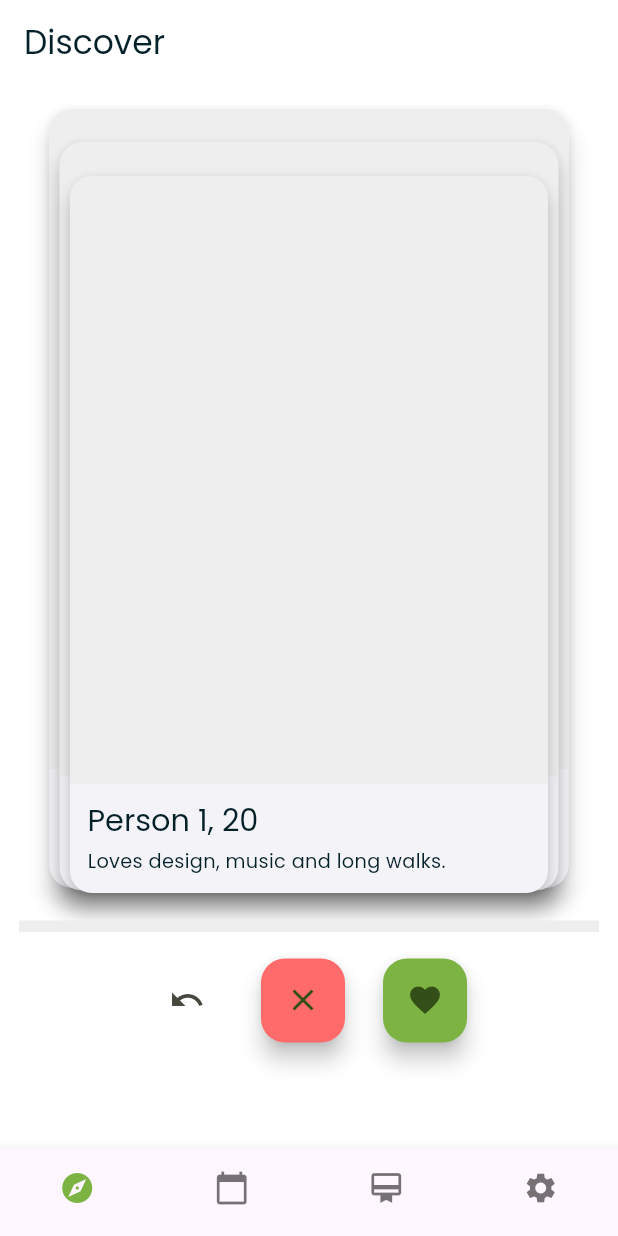
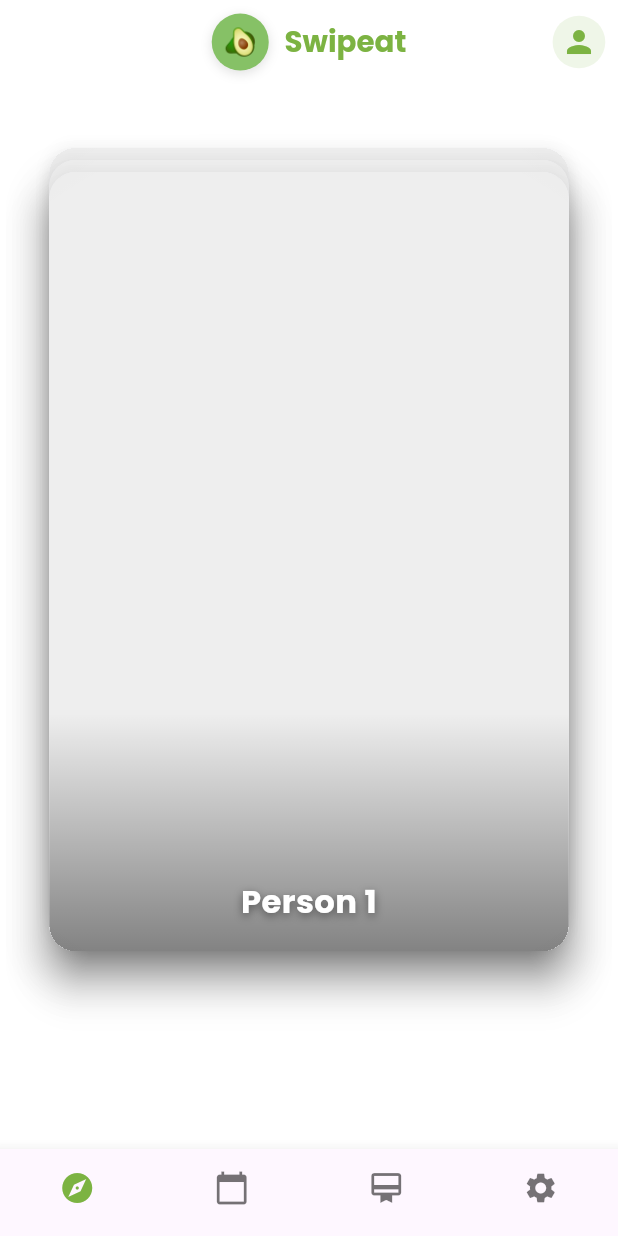
Before and after one commit to s4l1hs/Swipeat, a Flutter app: the screen it shows once a user with an empty profile is signed in, on a phone screen of 412 x 824 dp. Run offline on Flutter 3.47's test engine with Material 3 defaults, Android fonts, the phone set to English and light mode, and no system bars; our stand-ins replace firebase_auth, firebase_core, firebase_messaging, flutter_screenutil, google_fonts, google_sign_in and 1 more; accounts and stored records are empty; network calls fail.

Commit message:
Swipeat Logo etc Added to all Pages

```diff
--- a/swipeat_app/lib/main_screen.dart
+++ b/swipeat_app/lib/main_screen.dart
@@ -5,6 +5,7 @@ import 'pages/swipe_screen.dart';
 import 'pages/subscription_page.dart';
 import 'pages/plan_overview.dart';
 import 'pages/settings_page.dart';
+import 'widgets/swipeat_app_bar.dart';
 
 /// Main app shell with bottom navigation.
 class MainScreen extends StatefulWidget {
@@ -61,6 +62,7 @@ class _MainScreenState extends State<MainScreen> {
     ];
 
     return Scaffold(
+      appBar: const SwipeatAppBar(),
       body: SafeArea(child: pages[_selected]),
       bottomNavigationBar: BottomNavigationBar(
         currentIndex: _selected,
--- a/swipeat_app/lib/pages/swipe_screen.dart
+++ b/swipeat_app/lib/pages/swipe_screen.dart
@@ -91,12 +91,16 @@ class _SwipeScreenState extends State<SwipeScreen> {
   @override
   Widget build(BuildContext context) {
     return Scaffold(
-      appBar: AppBar(title: const Text('Discover')),
+      // No AppBar title — keep screen focused on the cards only
       body: SafeArea(
         child: Padding(
           padding: EdgeInsets.all(12.w),
           child: Column(
+            crossAxisAlignment: CrossAxisAlignment.stretch,
             children: [
+                // small spacer so the cards sit a bit lower on the screen (global app bar above)
+                SizedBox(height: 20.h),
+
               Expanded(
                 child: Center(
                   child: candidates.isEmpty
@@ -107,7 +111,7 @@ class _SwipeScreenState extends State<SwipeScreen> {
                         ),
                 ),
               ),
-              SizedBox(height: 18.h),
+              SizedBox(height: 12.h),
             ],
           ),
         ),
--- a/swipeat_app/lib/widgets/swipe_stack.dart
+++ b/swipeat_app/lib/widgets/swipe_stack.dart
@@ -172,50 +172,80 @@ class _SwipeStackState extends State<SwipeStack> with SingleTickerProviderStateM
     }
   }
 
-  void _doSwipe(bool liked) {
-    if (items.isEmpty) return;
-    final top = items.last;
-    _performSwipeAnim(top, liked);
-  }
+  // Programmatic swipe/undo controls removed — gestures drive the UX exclusively.
 
-  void _undo() {
-    if (history.isEmpty) return;
-    final last = history.removeLast();
-    items.add(last['profile'] as Profile);
-    setState(() {});
-  }
-
-  Widget _buildCard(Profile p, {required bool isTop, required double scale, required double translate}) {
+  Widget _buildCard(Profile p, {required bool isTop, required double cardWidth, required double cardHeight, required double translate}) {
+    // Aesthetic food-card: fixed size, full-bleed image and centered name overlay
+    final radius = 18.r;
     return Transform.translate(
       offset: Offset(0, translate),
-      child: Transform.scale(
-        scale: scale,
+      child: SizedBox(
+        width: cardWidth,
+        height: cardHeight,
         child: Card(
-          shape: RoundedRectangleBorder(borderRadius: BorderRadius.circular(16.r)),
-          elevation: 6,
-          child: ClipRRect(
-            borderRadius: BorderRadius.circular(16.r),
-            child: Column(
-              crossAxisAlignment: CrossAxisAlignment.stretch,
-              children: [
-                Expanded(
-                  child: p.photos.isNotEmpty
-                      ? Image.network(p.photos.first, fit: BoxFit.cover, errorBuilder: (c, e, s) => const SizedBox())
-                      : Container(color: Colors.grey.shade200),
+          shape: RoundedRectangleBorder(borderRadius: BorderRadius.circular(radius)),
+          elevation: 12,
+          clipBehavior: Clip.hardEdge,
+          child: Stack(
+            fit: StackFit.expand,
+            children: [
+              // background image
+              Container(
+                decoration: BoxDecoration(
+                  color: Colors.grey.shade200,
+                  image: p.photos.isNotEmpty
+                      ? DecorationImage(image: NetworkImage(p.photos.first), fit: BoxFit.cover)
+                      : null,
                 ),
-                Padding(
-                  padding: EdgeInsets.all(12.w),
-                  child: Column(
-                    crossAxisAlignment: CrossAxisAlignment.start,
-                    children: [
-                      Text('${p.name}, ${p.age ?? ''}', style: Theme.of(context).textTheme.titleLarge),
-                      SizedBox(height: 6.h),
-                      Text(p.bio ?? '', style: Theme.of(context).textTheme.bodyMedium),
-                    ],
+              ),
+              // subtle gradient at bottom for text legibility
+              Align(
+                alignment: Alignment.bottomCenter,
+                child: Container(
+                  height: cardHeight * 0.30,
+                  decoration: BoxDecoration(
+                    gradient: LinearGradient(
+                      begin: Alignment.topCenter,
+                      end: Alignment.bottomCenter,
+                      colors: [Colors.transparent, Colors.black.withOpacity(0.45)],
+                    ),
                   ),
                 ),
-              ],
-            ),
+              ),
+              // food name centered near bottom
+              Positioned(
+                left: 16.w,
+                right: 16.w,
+                bottom: 18.h,
+                child: Center(
+                  child: Text(
+                    p.name,
+                    textAlign: TextAlign.center,
+                    style: TextStyle(
+                      color: Colors.white,
+                      fontSize: 22.sp,
+                      fontWeight: FontWeight.bold,
+                      shadows: [Shadow(blurRadius: 8.r, color: Colors.black45, offset: Offset(0, 2.h))],
+                    ),
+                  ),
+                ),
+              ),
+              // small decorative inner shadow / vignette
+              Positioned.fill(
+                child: IgnorePointer(
+                  child: DecoratedBox(
+                    decoration: BoxDecoration(
+                      gradient: RadialGradient(
+                        center: Alignment.center,
+                        radius: 1.2,
+                        colors: [Colors.transparent, Colors.black.withOpacity(0.06)],
+                        stops: [0.7, 1.0],
+                      ),
+                    ),
+                  ),
+                ),
+              ),
+            ],
           ),
         ),
       ),
@@ -241,10 +271,10 @@ class _SwipeStackState extends State<SwipeStack> with SingleTickerProviderStateM
                 if (i >= items.length - visible) ...[ // show only last N
                   Builder(builder: (ctx) {
                     final depth = i - (items.length - visible);
-                    final scale = 1.0 - 0.04 * depth;
-                    final translate = 12.0 * depth;
+                    // keep all cards same size for a uniform look
+                    final translate = 8.0 * depth; // small stacking offset
                     final isTop = i == items.length - 1;
-                    final child = _buildCard(items[i], isTop: isTop, scale: scale, translate: translate);
+                    final child = _buildCard(items[i], isTop: isTop, cardWidth: baseWidth, cardHeight: baseHeight, translate: translate);
                     if (isTop) {
                       return RawGestureDetector(
                         gestures: <Type, GestureRecognizerFactory>{
@@ -276,40 +306,7 @@ class _SwipeStackState extends State<SwipeStack> with SingleTickerProviderStateM
             ],
           ),
         ),
-        SizedBox(height: 18.h),
-        // progress indicator
-        LinearProgressIndicator(
-          value: widget.items.isEmpty ? 1.0 : (widget.items.length - items.length) / (widget.items.length + history.length == 0 ? 1 : widget.items.length + history.length),
-          backgroundColor: Colors.grey.shade200,
-          valueColor: AlwaysStoppedAnimation(Colors.green.shade600),
-          minHeight: 8.h,
-        ),
-        SizedBox(height: 18.h),
-        // controls
-        Row(
-          mainAxisAlignment: MainAxisAlignment.center,
-          children: [
-            IconButton(
-              onPressed: _undo,
-              icon: const Icon(Icons.undo),
-              tooltip: 'Undo',
-            ),
-            SizedBox(width: 24.w),
-            FloatingActionButton(
-              heroTag: 'no',
-              onPressed: () => _doSwipe(false),
-              backgroundColor: Theme.of(context).colorScheme.secondary,
-              child: const Icon(Icons.close),
-            ),
-            SizedBox(width: 24.w),
-            FloatingActionButton(
-              heroTag: 'yes',
-              onPressed: () => _doSwipe(true),
-              backgroundColor: Theme.of(context).colorScheme.primary,
-              child: const Icon(Icons.favorite),
-            ),
-          ],
-        )
+        // No controls or progress indicator — show only the card stack
       ],
     );
   }
--- /dev/null
+++ b/swipeat_app/lib/widgets/swipeat_app_bar.dart
@@ -0,0 +1,48 @@
+import 'package:flutter/material.dart';
+import 'package:flutter_screenutil/flutter_screenutil.dart';
+
+class SwipeatAppBar extends StatelessWidget implements PreferredSizeWidget {
+  const SwipeatAppBar({super.key});
+
+  @override
+  Size get preferredSize => Size.fromHeight(64.h);
+
+  @override
+  Widget build(BuildContext context) {
+    final theme = Theme.of(context);
+    return AppBar(
+      backgroundColor: theme.colorScheme.surface.withOpacity(0.02),
+      elevation: 0,
+      centerTitle: true,
+      title: Row(
+        mainAxisSize: MainAxisSize.min,
+        children: [
+          // Avocado circular badge (emoji fallback)
+          Container(
+            width: 36.w,
+            height: 36.w,
+            decoration: BoxDecoration(
+              color: Color(0xFF86C166), // avocado-like green
+              shape: BoxShape.circle,
+              boxShadow: [BoxShadow(color: Colors.black12, blurRadius: 6, offset: Offset(0, 2))],
+            ),
+            child: Center(child: Text('🥑', style: TextStyle(fontSize: 18.sp))),
+          ),
+          SizedBox(width: 10.w),
+          Text('Swipeat', style: TextStyle(color: theme.colorScheme.primary, fontWeight: FontWeight.w700, fontSize: 20.sp)),
+        ],
+      ),
+      // keep actions minimal; reserve space for optional profile icon
+      actions: [
+        Padding(
+          padding: EdgeInsets.only(right: 8.w),
+          child: CircleAvatar(
+            radius: 18.r,
+            backgroundColor: theme.colorScheme.primary.withOpacity(0.12),
+            child: Icon(Icons.person, color: theme.colorScheme.primary),
+          ),
+        )
+      ],
+    );
+  }
+}
```
Also changed, not shown: 1 other file.
